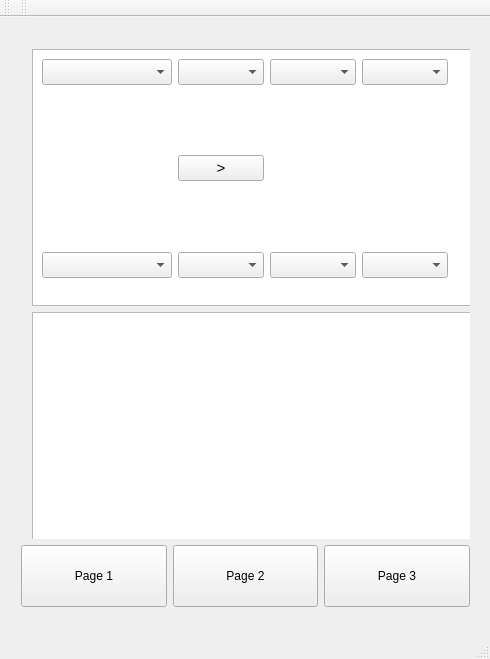
klangobjekte/CameraRemote, file mainwindow.ui: the form before one commit.
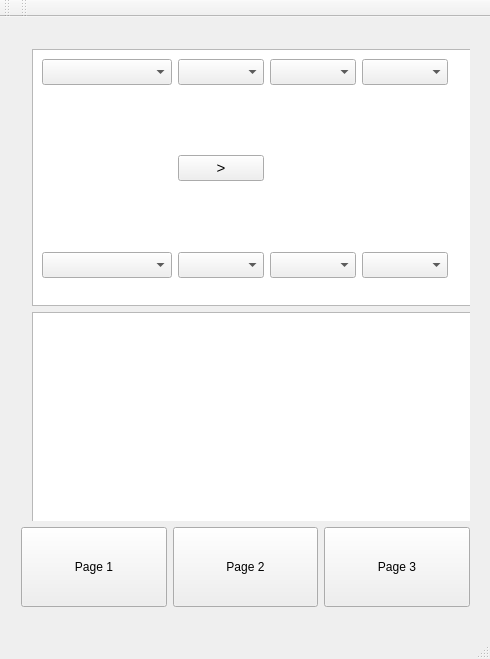
The form after the commit.

Commit message: Layout for Android Size changed

```diff
--- a/mainwindow.ui
+++ b/mainwindow.ui
@@ -50,7 +50,7 @@
        <property name="maximumSize">
         <size>
          <width>16777215</width>
-         <height>62</height>
+         <height>80</height>
         </size>
        </property>
        <property name="sizeIncrement">
@@ -757,6 +757,12 @@
          <verstretch>0</verstretch>
         </sizepolicy>
        </property>
+       <property name="maximumSize">
+        <size>
+         <width>16777215</width>
+         <height>80</height>
+        </size>
+       </property>
        <property name="text">
         <string>Page 2</string>
        </property>
@@ -773,6 +779,12 @@
          <verstretch>0</verstretch>
         </sizepolicy>
        </property>
+       <property name="maximumSize">
+        <size>
+         <width>16777215</width>
+         <height>80</height>
+        </size>
+       </property>
        <property name="text">
         <string>Page 3</string>
        </property>
```
Left out of the diff: 4 changed lines with no effect on the pictures. The commit also changes 1 other file.
